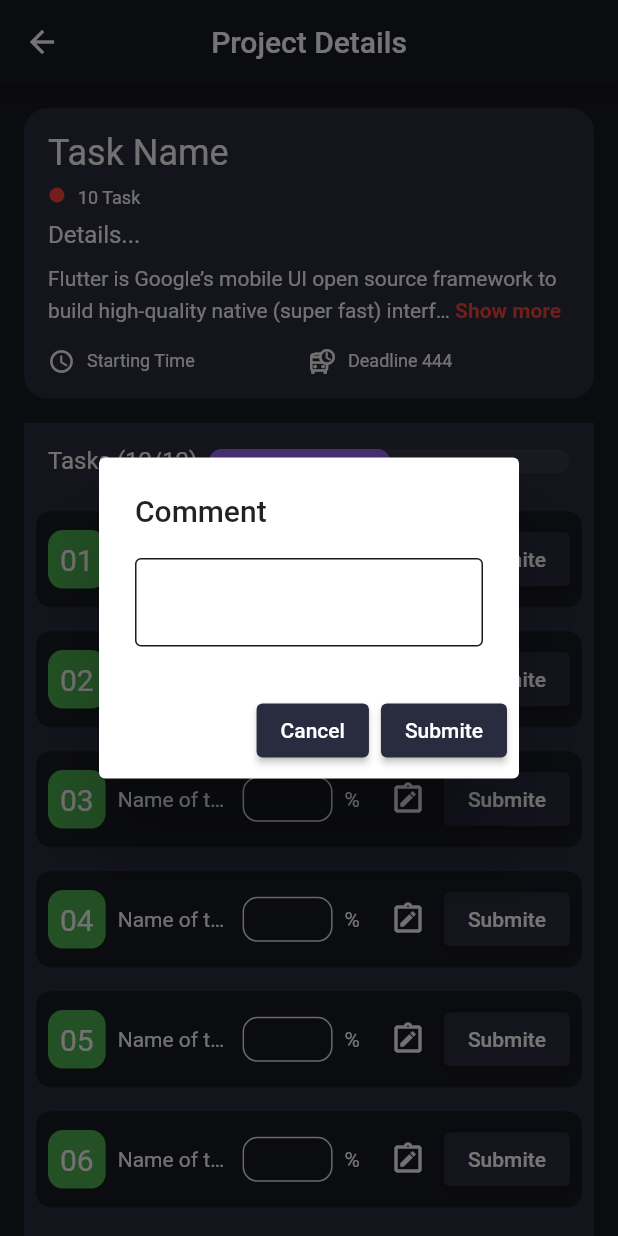
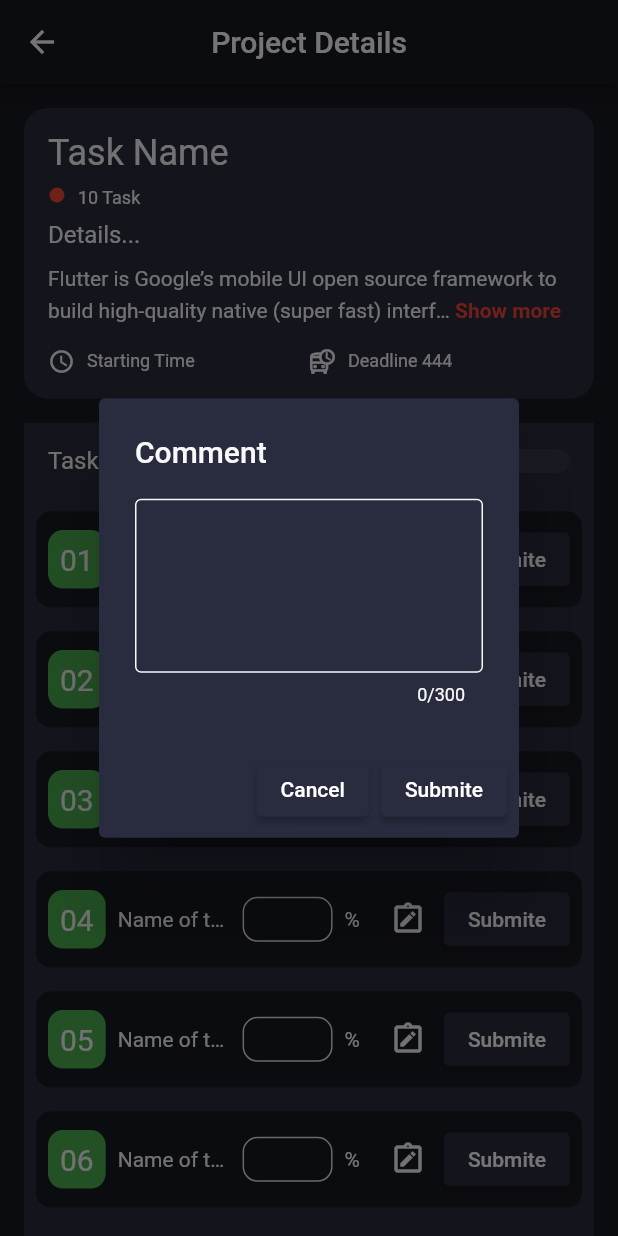
Before and after one commit to RoySujon/ngicon_task, a Flutter app: the DetailsScreen screen opened directly, after a tap on the "note alt" icon, on a phone screen of 412 x 824 dp. Run offline on Flutter 3.47's test engine with Material 2 defaults, Android fonts, the phone set to English and light mode, and no system bars; drawn by our look-alikes of readmore; our stand-ins replace google_fonts, jiffy.

Commit message:
details page alertDialog update

```diff
--- a/lib/main.dart
+++ b/lib/main.dart
@@ -47,7 +47,7 @@ class MyApp extends StatelessWidget {
         checkboxTheme: CheckboxThemeData(
             fillColor: MaterialStateProperty.all(ksystemGrey)),
       ),
-      home: AddProjectScreen(),
+      home: DetailsScreen(),
     );
   }
 }
--- a/lib/screen/add_project.dart
+++ b/lib/screen/add_project.dart
@@ -62,6 +62,7 @@ class _AddProjectScreenState extends State<AddProjectScreen> {
               hints: 'task details',
               title: 'Details',
               maxLine: 3,
+              maxLength: 30,
             ),
             sboxH8,
             // sboxH16,
--- a/lib/screen/details_page.dart
+++ b/lib/screen/details_page.dart
@@ -203,8 +203,12 @@ class _DetailsScreenState extends State<DetailsScreen> {
                                           showDialog(
                                             context: context,
                                             builder: (context) => AlertDialog(
-                                                title: Text('Comment'),
+                                                backgroundColor: kMain2,
+                                                title: heaingText('Comment',
+                                                    color: kLabel),
                                                 content: TextField(
+                                                  maxLines: 4,
+                                                  maxLength: 300,
                                                   style:
                                                       TextStyle(color: kLabel),
                                                   decoration: InputDecoration(
@@ -213,7 +217,7 @@ class _DetailsScreenState extends State<DetailsScreen> {
                                                               borderSide:
                                                                   BorderSide(
                                                                       color:
-                                                                          kMain))),
+                                                                          kLabel))),
                                                 ),
                                                 actions: [
                                                   ElevatedButton(
```
